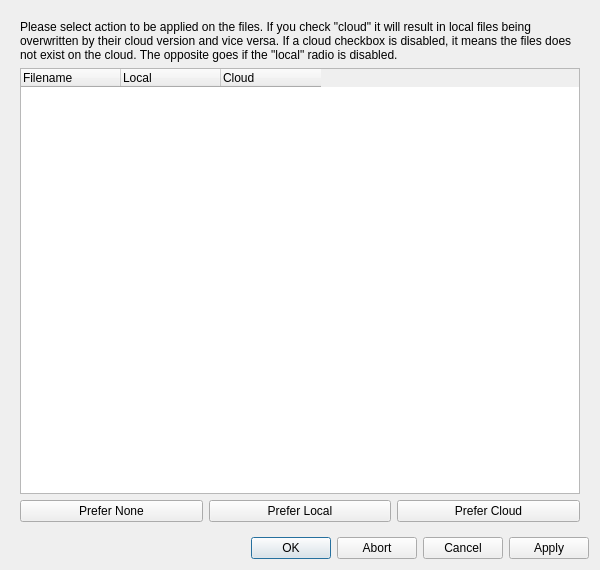
First picture: the form in qfieldsync/ui/cloud_transfer_dialog.ui, repository opengisch/qfieldsync, before the edit.
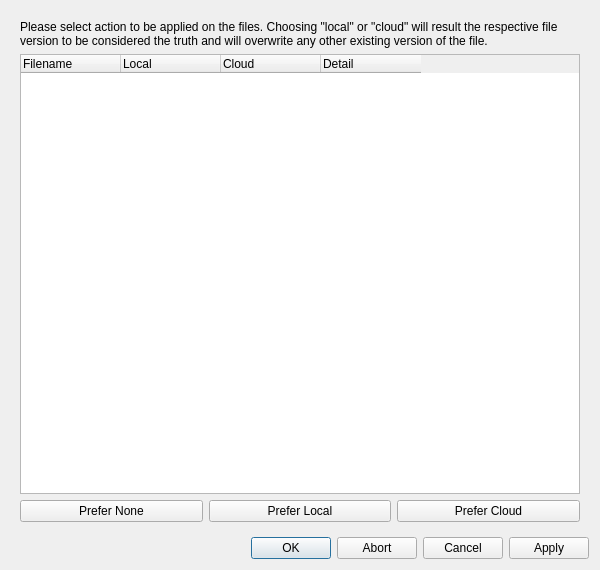
Second picture: the form after the edit.

The edit to the form file:
```diff
--- a/qfieldsync/ui/cloud_transfer_dialog.ui
+++ b/qfieldsync/ui/cloud_transfer_dialog.ui
@@ -105,7 +105,7 @@
        <item>
         <widget class="QLabel" name="explanationLabel">
          <property name="text">
-          <string>Please select action to be applied on the files. If you check &quot;cloud&quot; it will result in local files being overwritten by their cloud version and vice versa. If a cloud checkbox is disabled, it means the files does not exist on the cloud. The opposite goes if the &quot;local&quot; radio is disabled.</string>
+          <string>Please select action to be applied on the files. Choosing &quot;local&quot; or &quot;cloud&quot; will result the respective file version to be considered the truth and will overwrite any other existing version of the file.</string>
          </property>
          <property name="wordWrap">
           <bool>true</bool>
@@ -135,6 +135,11 @@
            <string>Cloud</string>
           </property>
          </column>
+         <column>
+          <property name="text">
+           <string>Detail</string>
+          </property>
+         </column>
         </widget>
        </item>
        <item>
```
